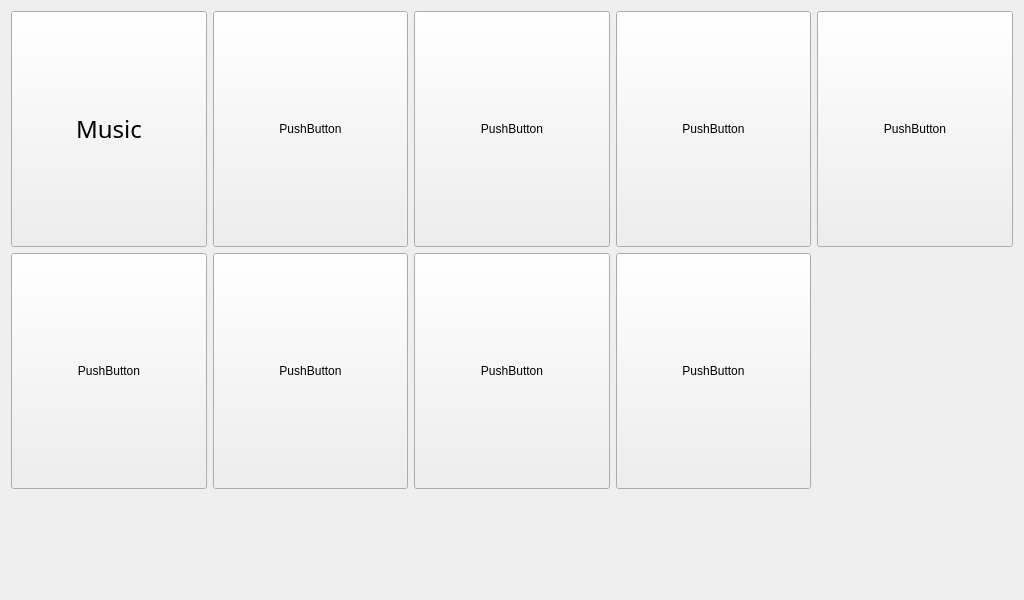
The window that test.ui (Capppe/lab2-project) describes before a commit, drawn with Qt 5.
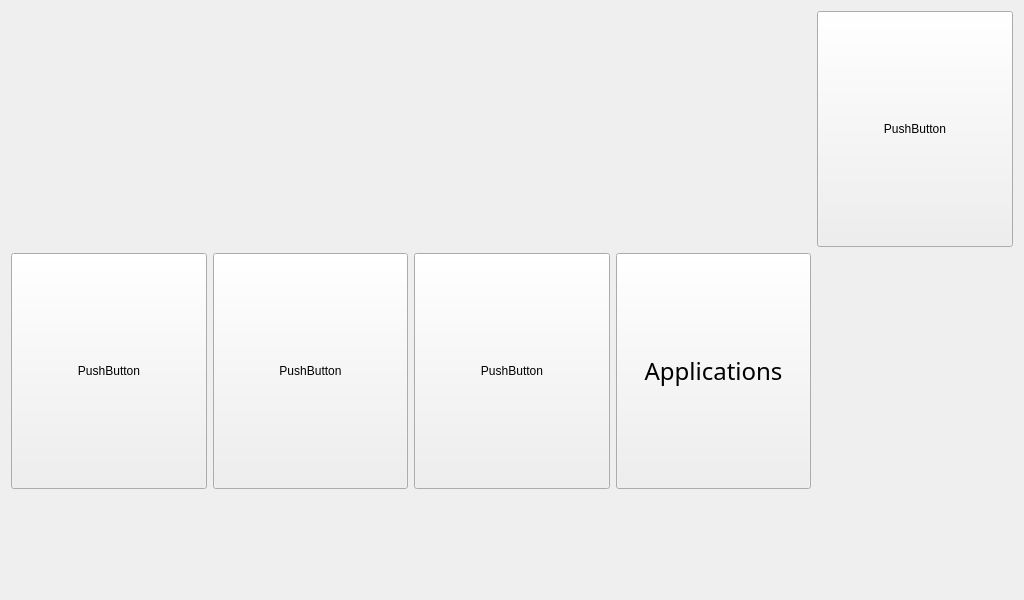
The same window after the commit. Icons and pictures are not drawn.

Patch:
```diff
--- a/test.ui
+++ b/test.ui
@@ -29,32 +29,6 @@
     <layout class="QGridLayout" name="gridLayout_2">
      <item row="1" column="0">
       <layout class="QGridLayout" name="gridLayout">
-       <item row="0" column="1">
-        <widget class="QPushButton" name="pushButton_6">
-         <property name="sizePolicy">
-          <sizepolicy hsizetype="MinimumExpanding" vsizetype="MinimumExpanding">
-           <horstretch>0</horstretch>
-           <verstretch>0</verstretch>
-          </sizepolicy>
-         </property>
-         <property name="text">
-          <string>PushButton</string>
-         </property>
-        </widget>
-       </item>
-       <item row="0" column="3">
-        <widget class="QPushButton" name="pushButton_3">
-         <property name="sizePolicy">
-          <sizepolicy hsizetype="MinimumExpanding" vsizetype="MinimumExpanding">
-           <horstretch>0</horstretch>
-           <verstretch>0</verstretch>
-          </sizepolicy>
-         </property>
-         <property name="text">
-          <string>PushButton</string>
-         </property>
-        </widget>
-       </item>
        <item row="0" column="4">
         <widget class="QPushButton" name="pushButton">
          <property name="sizePolicy">
@@ -68,34 +42,8 @@
          </property>
         </widget>
        </item>
-       <item row="0" column="2">
-        <widget class="QPushButton" name="pushButton_5">
-         <property name="sizePolicy">
-          <sizepolicy hsizetype="MinimumExpanding" vsizetype="MinimumExpanding">
-           <horstretch>0</horstretch>
-           <verstretch>0</verstretch>
-          </sizepolicy>
-         </property>
-         <property name="text">
-          <string>PushButton</string>
-         </property>
-        </widget>
-       </item>
        <item row="1" column="3">
-        <widget class="QPushButton" name="pushButton_4">
-         <property name="sizePolicy">
-          <sizepolicy hsizetype="MinimumExpanding" vsizetype="MinimumExpanding">
-           <horstretch>0</horstretch>
-           <verstretch>0</verstretch>
-          </sizepolicy>
-         </property>
-         <property name="text">
-          <string>PushButton</string>
-         </property>
-        </widget>
-       </item>
-       <item row="0" column="0">
-        <widget class="QPushButton" name="musicButton">
+        <widget class="QPushButton" name="appsButton">
          <property name="sizePolicy">
           <sizepolicy hsizetype="MinimumExpanding" vsizetype="MinimumExpanding">
            <horstretch>0</horstretch>
@@ -106,34 +54,10 @@
           <font>
            <family>Noto Serif Old Uyghur</family>
            <pointsize>18</pointsize>
-           <weight>50</weight>
-           <bold>false</bold>
           </font>
          </property>
-         <property name="layoutDirection">
-          <enum>Qt::LeftToRight</enum>
-         </property>
          <property name="text">
-          <string>Music</string>
-         </property>
-         <property name="icon">
-          <iconset resource="../../../Projects/PiGUI/resources/images.qrc">
-           <normaloff>:/images/music.png</normaloff>:/images/music.png</iconset>
-         </property>
-         <property name="iconSize">
-          <size>
-           <width>80</width>
-           <height>80</height>
-          </size>
-         </property>
-         <property name="autoDefault">
-          <bool>false</bool>
-         </property>
-         <property name="default">
-          <bool>false</bool>
-         </property>
-         <property name="flat">
-          <bool>false</bool>
+          <string>Applications</string>
          </property>
         </widget>
        </item>
```
